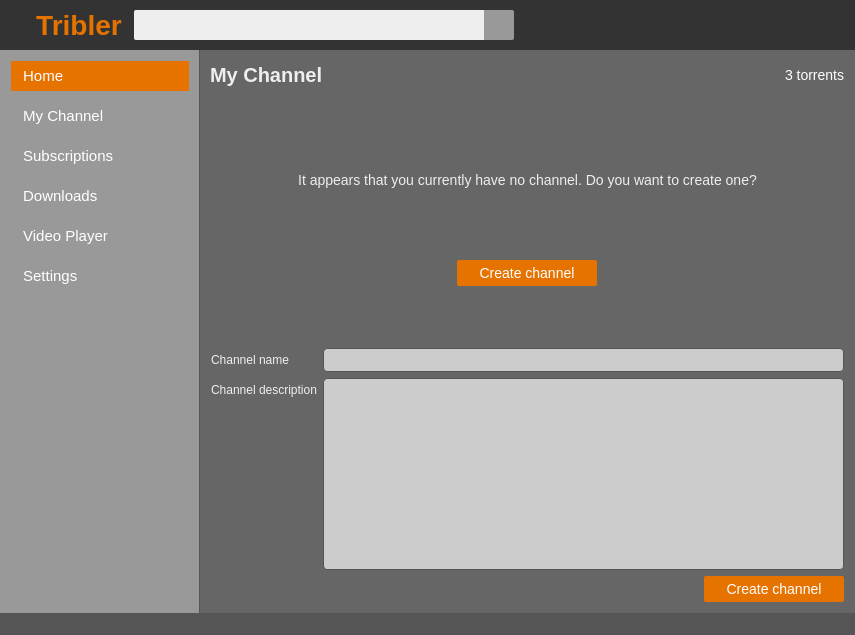
Before: the Qt Designer form TriblerGUI/qt_resources/mainwindow.ui in Tribler/tribler, drawn with Qt 5.
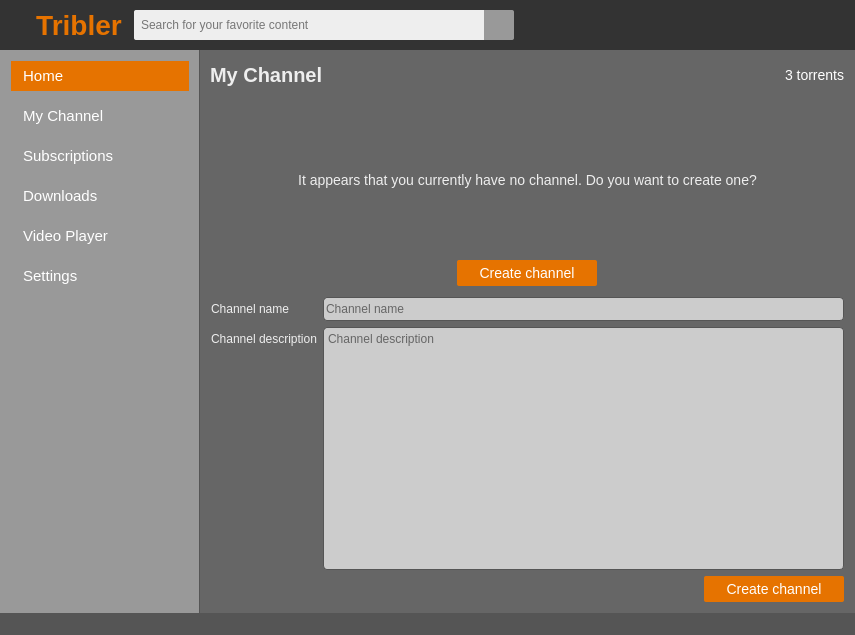
After: the same form once the commit is applied. The open tabs and pages were chosen to show the change. Icons and pictures are not drawn. Custom widgets are drawn as their Qt base class.

```diff
--- a/TriblerGUI/qt_resources/mainwindow.ui
+++ b/TriblerGUI/qt_resources/mainwindow.ui
@@ -200,6 +200,9 @@
 border-bottom-left-radius: 2px;
 }</string>
          </property>
+         <property name="placeholderText">
+          <string>Search for your favorite content</string>
+         </property>
         </widget>
        </item>
        <item>
@@ -994,19 +997,6 @@
                 </layout>
                </widget>
               </item>
-              <item>
-               <spacer name="verticalSpacer_3">
-                <property name="orientation">
-                 <enum>Qt::Vertical</enum>
-                </property>
-                <property name="sizeHint" stdset="0">
-                 <size>
-                  <width>20</width>
-                  <height>40</height>
-                 </size>
-                </property>
-               </spacer>
-              </item>
               <item>
                <widget class="QWidget" name="create_channel_form" native="true">
                 <layout class="QFormLayout" name="formLayout_2">
@@ -1052,6 +1042,9 @@
 background-color: #ccc;
 border-radius: 4px;</string>
                    </property>
+                   <property name="placeholderText">
+                    <string>Channel name</string>
+                   </property>
                   </widget>
                  </item>
                  <item row="1" column="1">
@@ -1061,6 +1054,9 @@
 background-color: #ccc;
 border-radius: 4px;</string>
                    </property>
+                   <property name="placeholderText">
+                    <string>Channel description</string>
+                   </property>
                   </widget>
                  </item>
                  <item row="2" column="1">
```
Left out of the diff: 45 changed lines with no effect on the pictures.
